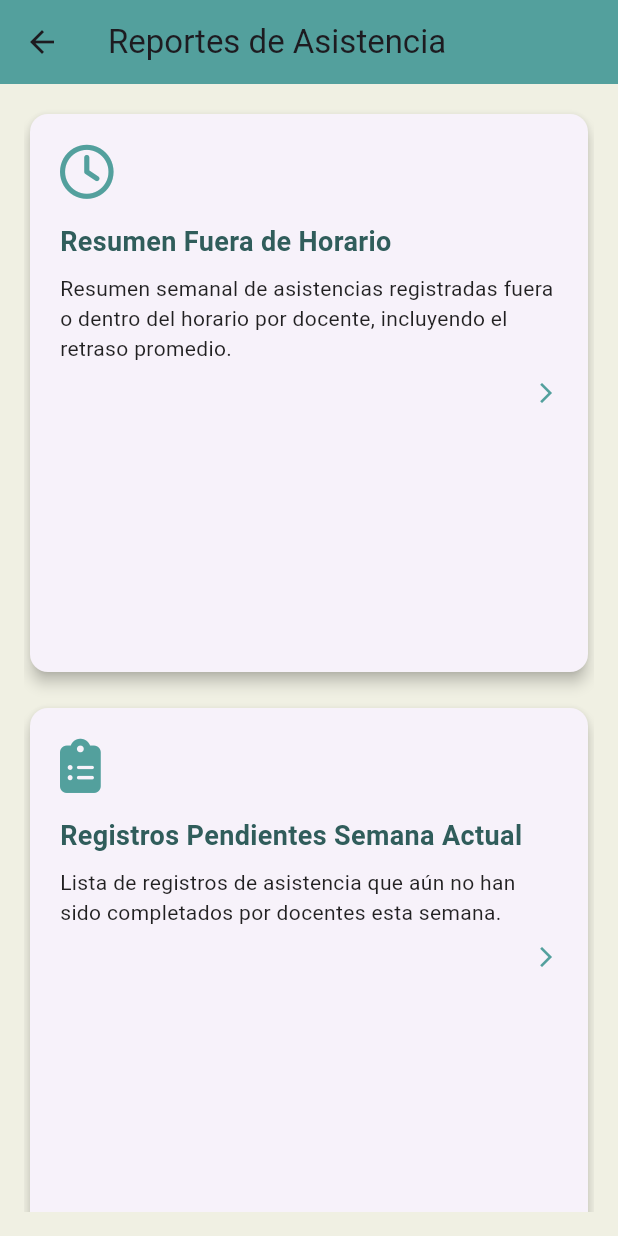
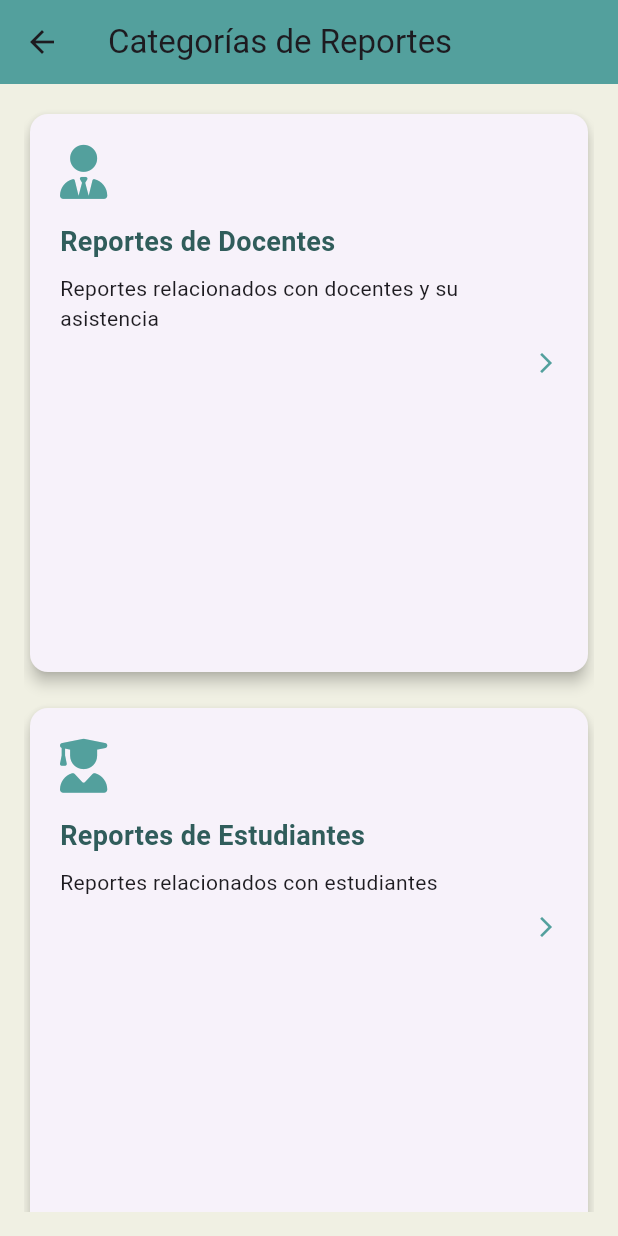
Before and after one commit to diegotorrescampuzano/attendify-app, a Flutter app: the ReportScreen screen opened by its route, on a phone screen of 412 x 824 dp. Run offline on Flutter 3.47's test engine with Material 3 defaults, Android fonts, the phone set to English and light mode, and no system bars; our stand-ins replace cloud_firestore, firebase_auth, firebase_core, firebase_messaging, fl_chart, flutter_local_notifications and 2 more; accounts and stored records are empty.

Commit message:
reports were regrouped

```diff
--- a/lib/screens/report_screen.dart
+++ b/lib/screens/report_screen.dart
@@ -1,3 +1,4 @@
+// lib/screens/report_screen.dart (Main Category Selector)
 import 'package:flutter/material.dart';
 import 'package:font_awesome_flutter/font_awesome_flutter.dart';
 
@@ -8,75 +9,31 @@ class ReportScreen extends StatelessWidget {
   static const Color backgroundColor = Color(0xFFF0F0E3);
   static const Color primaryColor = Color(0xFF53A09D);
 
-  // Define report data model
-  static final List<_ReportCardData> _reports = [
-    _ReportCardData(
-      title: 'Resumen Fuera de Horario',
-      description: 'Resumen semanal de asistencias registradas fuera o dentro del horario por docente, incluyendo el retraso promedio.',
-      icon: FontAwesomeIcons.clock,
-      routeName: '/offtheclockSummary',
+  // Define category data model
+  static final List<_CategoryCardData> _categories = [
+    _CategoryCardData(
+      title: 'Reportes de Docentes',
+      description: 'Reportes relacionados con docentes y su asistencia',
+      icon: FontAwesomeIcons.userTie,
+      routeName: '/teacher-reports',
     ),
-    _ReportCardData(
-      title: 'Registros Pendientes Semana Actual',
-      description: 'Lista de registros de asistencia que aún no han sido completados por docentes esta semana.',
-      icon: FontAwesomeIcons.clipboardList,
-      routeName: '/outstandingRegister',
+    _CategoryCardData(
+      title: 'Reportes de Estudiantes',
+      description: 'Reportes relacionados con estudiantes',
+      icon: FontAwesomeIcons.userGraduate,
+      routeName: '/student-reports',
     ),
-    _ReportCardData(
-      title: 'Horario de Docentes',
-      description: 'Visualiza los horarios semanales de los docentes por campus y selecciona uno o varios para ver sus clases y bloques libres.',
-      icon: FontAwesomeIcons.calendarAlt,
-      routeName: '/scheduleSummary',
+    _CategoryCardData(
+      title: 'Reportes de Salones',
+      description: 'Reportes por grupo/homeroom',
+      icon: FontAwesomeIcons.chalkboardTeacher,
+      routeName: '/homeroom-reports',
     ),
-    _ReportCardData(
-      title: 'Horario por Docente',
-      description: 'Visualiza el horario semanal de un docente por campus.',
-      icon: FontAwesomeIcons.calendarAlt,
-      routeName: '/teacherSchedule',
-    ),
-    _ReportCardData(
-      title: 'Asistencias Pendientes (Semana Actual)',
-      description: 'Visualiza rápidamente qué docentes tienen clases con asistencia pendiente de registrar esta semana. Los bloques pendientes se muestran en rojo y los registrados en verde.',
-      icon: FontAwesomeIcons.exclamationCircle,
-      routeName: '/outstandingCurrentWeek',
-    ),
-    _ReportCardData(
-      title: 'Asistencias Pendientes (Semana Actual)',
-      description: 'Visualiza rápidamente la asistencia pendiente de registrar esta semana para un docente. Los bloques pendientes se muestran en rojo y los registrados en verde.',
-      icon: FontAwesomeIcons.exclamationCircle,
-      routeName: '/outstandingAttendance',
-    ),
-    _ReportCardData(
-      title: 'Horario del Estudiante',
-      description: 'Visualiza el horario semanal del estudiante con el estado de asistencia por materia y franja horaria.',
-      icon: FontAwesomeIcons.calendarWeek, // Or another relevant icon
-      routeName: '/studentSchedule',
-    ),
-    _ReportCardData(
-      title: 'Asistencia por Salón',
-      description: 'Estadísticas de asistencia para un salón o grupo específico.',
-      icon: FontAwesomeIcons.chalkboardTeacher,
-      routeName: '/homeroomSummary',
-    ),
-    _ReportCardData(
-      title: 'Detalle de Asistencia por Estudiante',
-      description:
-      'Asistencias de estudiantes filtradas por rango de fechas, agrupadas por asignatura.',
-      icon: FontAwesomeIcons.userGraduate,
-      routeName: '/studentSummary', // add this route here
-    ),
-    _ReportCardData(
-      title: 'Resumen de Asistencias por Docente',
-      description:
-      'Cantidad de asistencias registradas por el docente en un rango de fechas, agrupadas por tipo y asignatura.',
-      icon: FontAwesomeIcons.userTie,
-      routeName: '/teacherSummary',
-    ),
-    _ReportCardData(
-      title: 'Patrones de Ausencia',
-      description: 'Identificación de estudiantes con ausencias continuas o frecuentes.',
-      icon: FontAwesomeIcons.exclamationTriangle,
-      routeName: '/patternSummary',
+    _CategoryCardData(
+      title: 'Reportes Generales',
+      description: 'Otros reportes del sistema',
+      icon: FontAwesomeIcons.chartBar,
+      routeName: '/general-reports',
     ),
   ];
 
@@ -85,7 +42,7 @@ class ReportScreen extends StatelessWidget {
     return Scaffold(
       backgroundColor: backgroundColor,
       appBar: AppBar(
-        title: const Text('Reportes de Asistencia'),
+        title: const Text('Categorías de Reportes'),
         backgroundColor: primaryColor,
       ),
       body: Padding(
@@ -100,26 +57,20 @@ class ReportScreen extends StatelessWidget {
               crossAxisCount = 2;
             }
             return GridView.builder(
-              itemCount: _reports.length,
+              itemCount: _categories.length,
               gridDelegate: SliverGridDelegateWithFixedCrossAxisCount(
                 crossAxisCount: crossAxisCount,
                 crossAxisSpacing: 16,
                 mainAxisSpacing: 16,
               ),
               itemBuilder: (context, index) {
-                final report = _reports[index];
-                return _ReportCard(
-                  data: report,
+                final category = _categories[index];
+                return _MenuCard(
+                  title: category.title,
+                  description: category.description,
+                  icon: category.icon,
                   primaryColor: primaryColor,
-                  onTap: () {
-                    if (report.routeName.isNotEmpty) {
-                      Navigator.pushNamed(context, report.routeName);
-                    } else {
-                      ScaffoldMessenger.of(context).showSnackBar(
-                        SnackBar(content: Text('Reporte en construcción: ${report.title}')),
-                      );
-                    }
-                  },
+                  onTap: () => Navigator.pushNamed(context, category.routeName),
                 );
               },
             );
@@ -130,13 +81,13 @@ class ReportScreen extends StatelessWidget {
   }
 }
 
-class _ReportCardData {
+class _CategoryCardData {
   final String title;
   final String description;
   final IconData icon;
   final String routeName;
 
-  _ReportCardData({
+  _CategoryCardData({
     required this.title,
     required this.description,
     required this.icon,
@@ -144,13 +95,17 @@ class _ReportCardData {
   });
 }
 
-class _ReportCard extends StatelessWidget {
-  final _ReportCardData data;
+class _MenuCard extends StatelessWidget {
+  final String title;
+  final String description;
+  final IconData icon;
   final Color primaryColor;
   final VoidCallback onTap;
 
-  const _ReportCard({
-    required this.data,
+  const _MenuCard({
+    required this.title,
+    required this.description,
+    required this.icon,
     required this.primaryColor,
     required this.onTap,
   });
@@ -171,14 +126,10 @@ class _ReportCard extends StatelessWidget {
             crossAxisAlignment: CrossAxisAlignment.start,
             mainAxisSize: MainAxisSize.min,
             children: [
-              FaIcon(
-                data.icon,
-                size: 36,
-                color: primaryColor,
-              ),
+              FaIcon(icon, size: 36, color: primaryColor),
               const SizedBox(height: 16),
               Text(
-                data.title,
+                title,
                 style: TextStyle(
                   fontSize: 18,
                   fontWeight: FontWeight.bold,
@@ -186,18 +137,11 @@ class _ReportCard extends StatelessWidget {
                 ),
               ),
               const SizedBox(height: 8),
-              Text(
-                data.description,
-                style: const TextStyle(fontSize: 14, color: Colors.black87),
-              ),
+              Text(description, style: const TextStyle(fontSize: 14)),
               const SizedBox(height: 12),
               Align(
                 alignment: Alignment.bottomRight,
-                child: Icon(
-                  Icons.arrow_forward_ios,
-                  size: 16,
-                  color: primaryColor,
-                ),
+                child: Icon(Icons.arrow_forward_ios, size: 16, color: primaryColor),
               ),
             ],
           ),
--- a/pubspec.yaml
+++ b/pubspec.yaml
@@ -16,7 +16,7 @@ publish_to: 'none' # Remove this line if you wish to publish to pub.dev
 # https://developer.apple.com/library/archive/documentation/General/Reference/InfoPlistKeyReference/Articles/CoreFoundationKeys.html
 # In Windows, build-name is used as the major, minor, and patch parts
 # of the product and file versions while build-number is used as the build suffix.
-version: 1.0.0+9
+version: 1.0.0+10
 
 environment:
   sdk: ^3.8.0
```
Also changed, not shown: lib/main.dart (+68 -67 lines), lib/screens/reports/general_report_screen.dart (added, +61 -0 lines), lib/screens/reports/homeroom_report_screen.dart (added, +66 -0 lines), lib/screens/reports/report_card_model.dart (added, +88 -0 lines), lib/screens/reports/student_report_screen.dart (added, +78 -0 lines), lib/screens/reports/teacher_report_screen.dart (added, +102 -0 lines).
